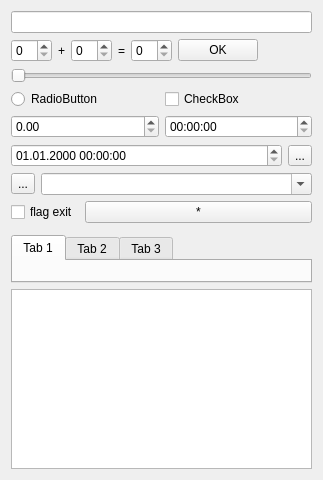
Old version of the form Qt/my_programm/_For_tests/src/for_tests_mainbox/src/ui/for_tests_mainbox.ui in the repository RinatB2017/mega_GIT.
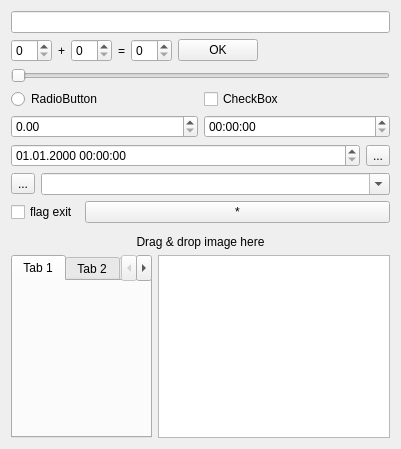
New version of the form. The open tabs and pages were chosen to show the change. Custom widgets are drawn as their Qt base class.

What changed in the file:
```diff
--- a/Qt/my_programm/_For_tests/src/for_tests_mainbox/src/ui/for_tests_mainbox.ui
+++ b/Qt/my_programm/_For_tests/src/for_tests_mainbox/src/ui/for_tests_mainbox.ui
@@ -6,8 +6,8 @@
    <rect>
     <x>0</x>
     <y>0</y>
-    <width>323</width>
-    <height>480</height>
+    <width>401</width>
+    <height>449</height>
    </rect>
   </property>
   <layout class="QVBoxLayout" name="verticalLayout">
@@ -168,6 +168,18 @@
     <widget class="QWidget" name="widget" native="true"/>
    </item>
    <item>
+    <widget class="DragDrop_widget" name="label_3">
+     <property name="text">
+      <string>Drag &amp; drop image here</string>
+     </property>
+     <property name="alignment">
+      <set>Qt::AlignCenter</set>
+     </property>
+    </widget>
+   </item>
+   <item>
+    <layout class="QHBoxLayout" name="horizontalLayout_5">
+     <item>
     <widget class="QTabWidget" name="tabWidget">
      <property name="currentIndex">
       <number>2</number>
@@ -196,7 +208,16 @@
     <widget class="QTextEdit" name="te_test"/>
    </item>
   </layout>
+   </item>
+  </layout>
  </widget>
+ <customwidgets>
+  <customwidget>
+   <class>DragDrop_widget</class>
+   <extends>QLabel</extends>
+   <header>dragdrop_widget.hpp</header>
+  </customwidget>
+ </customwidgets>
  <tabstops>
   <tabstop>lineEdit</tabstop>
   <tabstop>sb_1</tabstop>
```
Left out of the diff: 4 changed lines with no effect on the pictures. Lines whose indentation alone changed are shown as unchanged.
